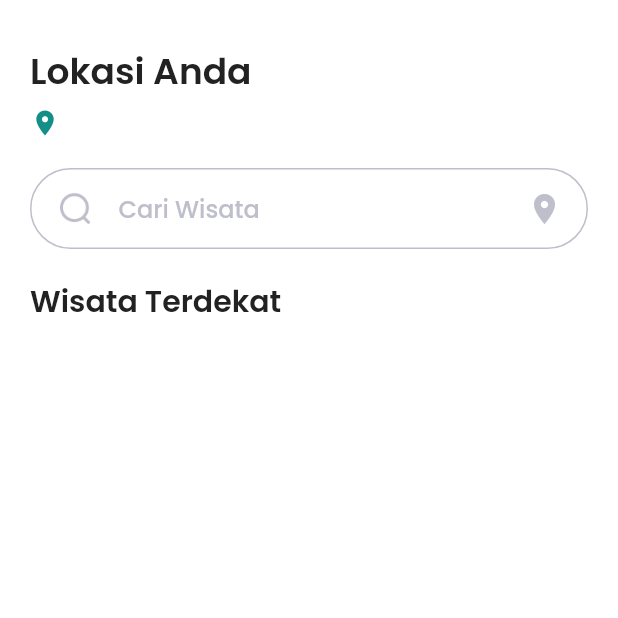
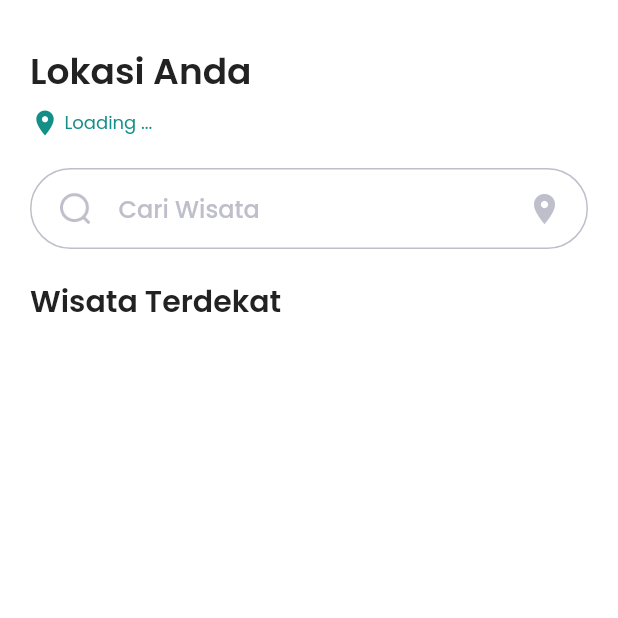
Before and after one commit to diajarkoding/katasik_app, a Flutter app: the DistanceDestinationView screen opened by its route, on a phone screen of 412 x 824 dp, the top half of it. Run offline on Flutter 3.47's test engine with Material 2 defaults, Android fonts, the phone set to English and light mode, and no system bars; our stand-ins replace cloud_firestore, firebase_core, flutter_native_splash, geocoding, geolocator, get and 2 more; accounts and stored records are empty.

Commit message:
add loading condition

```diff
--- a/lib/core/viewmodel/destination_viewmodel.dart
+++ b/lib/core/viewmodel/destination_viewmodel.dart
@@ -13,23 +13,27 @@ class DestinationViewModel extends GetxController {
 
   final RxString? _address = RxString('');
 
+  bool _isLoading = false;
+
+  final RxBool _loading = false.obs;
+
+  bool get isLoading => _isLoading;
+
+  RxBool get loading => _loading;
+
   RxString? get address => _address;
 
   List<DestinationModel> get destinations => _destinations;
 
   List<DestinationModel> get foundDestination => _foundDestination;
 
-  Future<Position> get getCurrentLocation => _getCurrentPosition();
-
-  Future<void> get getAddress => _getAddress();
-
-  Future<void> get distanceInKm => _distanceInKm();
-
   set setFoundDestination(List<DestinationModel> value) {
     _foundDestination = value;
   }
 
   Future<void> _getDestinations() async {
+    _isLoading = true;
+
     // Fetching data from cloud firestore
     List<QueryDocumentSnapshot> destinationsSnapshot =
         await Database().fetchDestinations;
@@ -43,10 +47,14 @@ class DestinationViewModel extends GetxController {
             destination.id, destination.data() as Map<String, dynamic>),
       );
     }
+
+    _isLoading = false;
     update();
   }
 
   void filterDestination(String nameDestination) {
+    _isLoading = true;
+
     // Create result variable
     List<DestinationModel> result = [];
 
@@ -66,6 +74,8 @@ class DestinationViewModel extends GetxController {
     }
 
     setFoundDestination = result;
+
+    _isLoading = false;
     update();
   }
 
@@ -86,8 +96,10 @@ class DestinationViewModel extends GetxController {
 
   Future<void> _getAddress() async {
     try {
+      _loading.value = true;
+
       // Get location
-      Position position = await getCurrentLocation;
+      Position position = await _getCurrentPosition();
 
       // Get placemark list from cordinates
       List<Placemark> placemarkList =
@@ -102,6 +114,8 @@ class DestinationViewModel extends GetxController {
 
       // Initialize adrress
       address!.value = place;
+
+      _loading.value = false;
     } catch (e) {
       rethrow;
     }
@@ -110,6 +124,8 @@ class DestinationViewModel extends GetxController {
 
   Future<void> _distanceInKm() async {
     try {
+      _isLoading = true;
+
       // Get data from firestore
       List<QueryDocumentSnapshot<Object?>> destinationSnapshot =
           await Database().fetchDestinations;
@@ -122,7 +138,7 @@ class DestinationViewModel extends GetxController {
 
       // Get location, Calculate distance between and update distance
       for (var value in destinations) {
-        Position position = await getCurrentLocation;
+        Position position = await _getCurrentPosition();
 
         double result = DestinationModel.distanceBetween(position.latitude,
             position.longitude, value.latitude, value.longitude);
@@ -133,6 +149,8 @@ class DestinationViewModel extends GetxController {
           'distance': distance,
         });
       }
+
+      _isLoading = false;
       update();
     } catch (e) {
       rethrow;
@@ -143,8 +161,8 @@ class DestinationViewModel extends GetxController {
   void onInit() {
     _getDestinations();
     setFoundDestination = destinations;
-    getAddress;
-    distanceInKm;
+    _getAddress();
+    _distanceInKm();
     super.onInit();
   }
 }
--- a/lib/view/pages/destination_view.dart
+++ b/lib/view/pages/destination_view.dart
@@ -126,7 +126,11 @@ class DestinationView extends GetView<DestinationViewModel> {
       return GetBuilder<DestinationViewModel>(
         init: Get.find<DestinationViewModel>(),
         builder: (_) {
-          return GridView(
+          return controller.isLoading
+              ? const Center(
+                  child: CircularProgressIndicator(),
+                )
+              : GridView(
                   padding: const EdgeInsets.symmetric(
                     horizontal: defaultMargin,
                   ),
--- a/lib/view/pages/distance_destination_view.dart
+++ b/lib/view/pages/distance_destination_view.dart
@@ -43,7 +43,13 @@ class DistanceDestinationView extends GetView<DestinationViewModel> {
                 ),
                 Expanded(
                   child: Obx(
-                    () => Text(
+                    () => controller.loading.value
+                        ? Text(
+                            'Loading ... ',
+                            style: greenTextStyle.copyWith(fontSize: 12),
+                            overflow: TextOverflow.ellipsis,
+                          )
+                        : Text(
                             controller.address!.value,
                             style: greenTextStyle.copyWith(fontSize: 12),
                             overflow: TextOverflow.ellipsis,
@@ -124,13 +130,18 @@ class DistanceDestinationView extends GetView<DestinationViewModel> {
           GetBuilder<DestinationViewModel>(
             init: Get.find<DestinationViewModel>(),
             builder: (_) {
-              return GridView(
+              return controller.isLoading
+                  ? const Center(
+                      child: CircularProgressIndicator(),
+                    )
+                  : GridView(
                       padding: const EdgeInsets.symmetric(
                         horizontal: defaultMargin,
                       ),
                       physics: const NeverScrollableScrollPhysics(),
                       shrinkWrap: true,
-                gridDelegate: const SliverGridDelegateWithFixedCrossAxisCount(
+                      gridDelegate:
+                          const SliverGridDelegateWithFixedCrossAxisCount(
                         crossAxisCount: 2,
                         childAspectRatio: 0.51,
                         crossAxisSpacing: 18,
--- a/lib/view/pages/home_view.dart
+++ b/lib/view/pages/home_view.dart
@@ -162,7 +162,11 @@ class HomeView extends StatelessWidget {
           ),
           GetBuilder<DestinationViewModel>(
             init: Get.find<DestinationViewModel>(),
-            builder: (controller) => SingleChildScrollView(
+            builder: (controller) => controller.isLoading
+                ? const Center(
+                    child: CircularProgressIndicator(),
+                  )
+                : SingleChildScrollView(
                     scrollDirection: Axis.horizontal,
                     child: Row(
                       children: [
```
Lines whose indentation alone changed are shown as unchanged.
